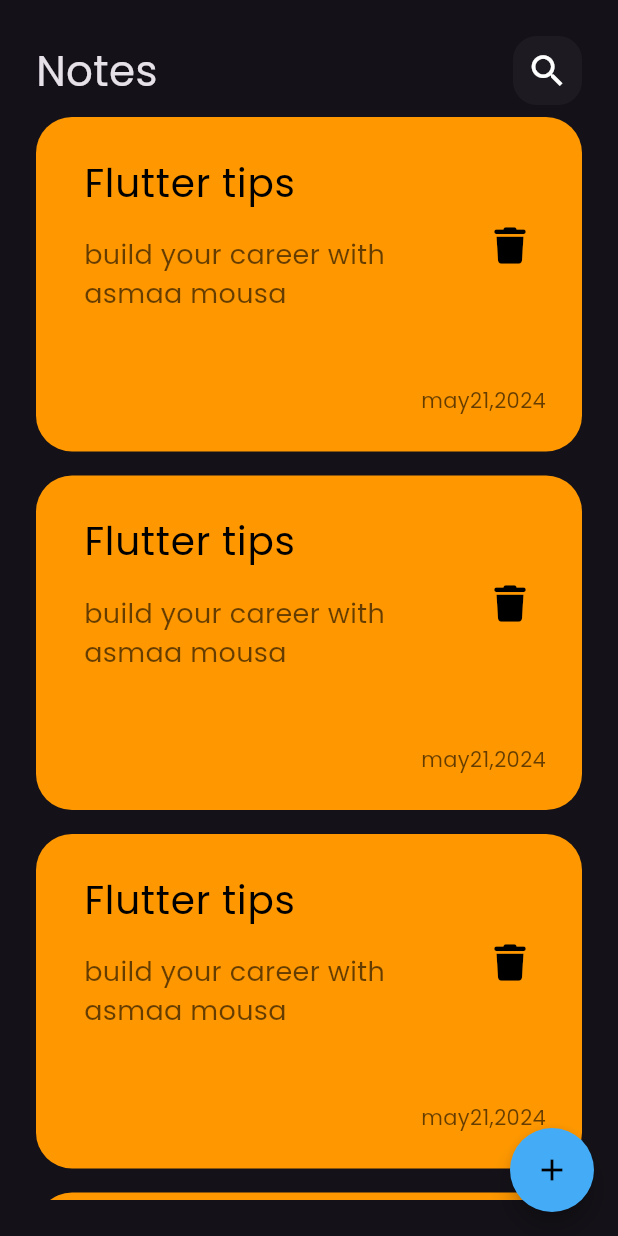
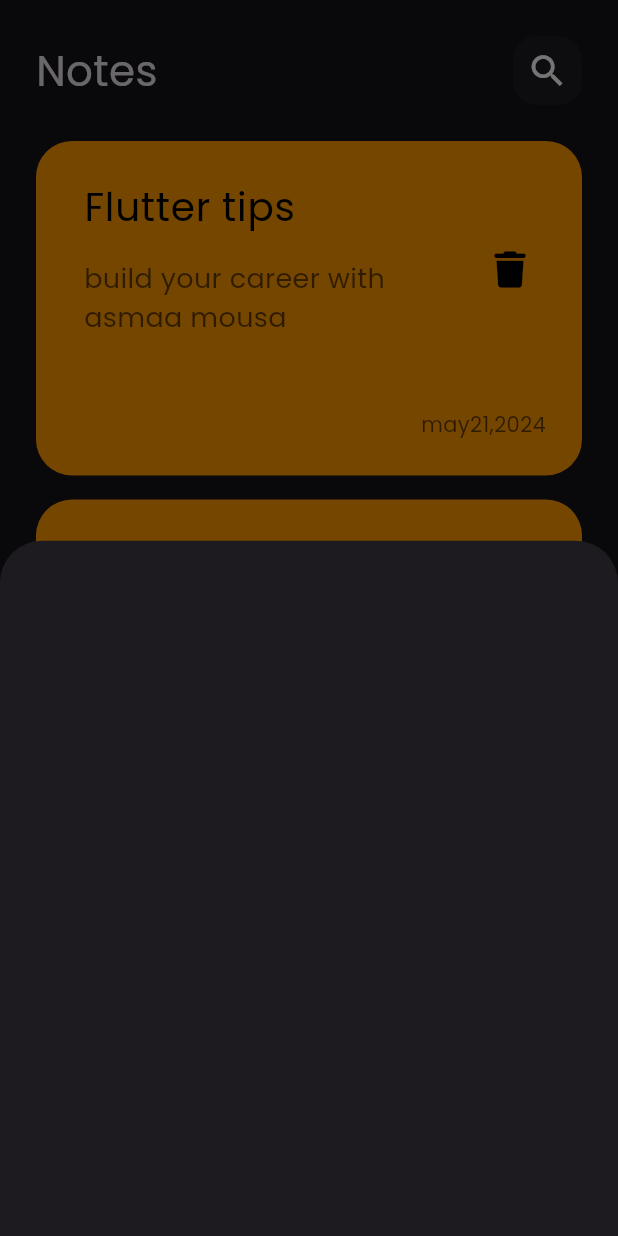
Before and after one commit to asmaamousa/notes-app, a Flutter app: the screen it shows after launch, after a tap on the "add" icon, on a phone screen of 412 x 824 dp. Run offline on Flutter 3.47's test engine with Material 3 defaults, Android fonts, the phone set to English and light mode, and no system bars; our stand-ins replace font_awesome_flutter.

Commit message:
Show Modal Buttom Sheet

```diff
--- a/lib/views/NotesView.dart
+++ b/lib/views/NotesView.dart
@@ -1,5 +1,6 @@
 import 'package:flutter/material.dart';
 import 'package:notes/widgets/NotesViewBody.dart';
+import 'package:notes/widgets/addNoteButtomSheet.dart';
 
 class Notesview extends StatelessWidget {
   const Notesview({super.key});
@@ -10,8 +11,14 @@ class Notesview extends StatelessWidget {
       floatingActionButton: FloatingActionButton(shape:RoundedRectangleBorder(
     borderRadius: BorderRadius.circular(50),
   ),
-      backgroundColor: Color.fromARGB(255, 68, 172, 247),
-        onPressed: (){} , child:const Icon(Icons.add,color: Colors.black,)),
+      backgroundColor: const Color.fromARGB(255, 68, 172, 247),
+        onPressed: (){
+          showModalBottomSheet(context: context, builder: (context){
+       return const AddNotesButtomSheet();
+      });
+
+
+        } , child:const Icon(Icons.add,color: Colors.black,)),
     body: const Notesviewbody(),
       );
 
--- /dev/null
+++ b/lib/widgets/addNoteButtomSheet.dart
@@ -0,0 +1,10 @@
+import 'package:flutter/material.dart';
+
+class AddNotesButtomSheet extends StatelessWidget {
+  const AddNotesButtomSheet({super.key});
+
+  @override
+  Widget build(BuildContext context) {
+    return Container();
+  }
+}
--- a/lib/widgets/newsListView.dart
+++ b/lib/widgets/newsListView.dart
@@ -6,12 +6,17 @@ class NotesListView extends StatelessWidget {
 
   @override
   Widget build(BuildContext context) {
-    return ListView.builder(itemBuilder:
-     (context,index){
-  return const Padding(
-    padding:  EdgeInsets.symmetric(vertical: 8),
-    child:   NoteItem(),
-  );
-});
+    return Padding(
+      padding: const EdgeInsets.only(top: 16),
+      child: ListView.builder(
+        padding: EdgeInsets.zero,
+        itemBuilder:
+       (context,index){
+        return const Padding(
+      padding:  EdgeInsets.symmetric(vertical: 8),
+      child:   NoteItem(),
+        );
+      }),
+    );
   }
 }
```
